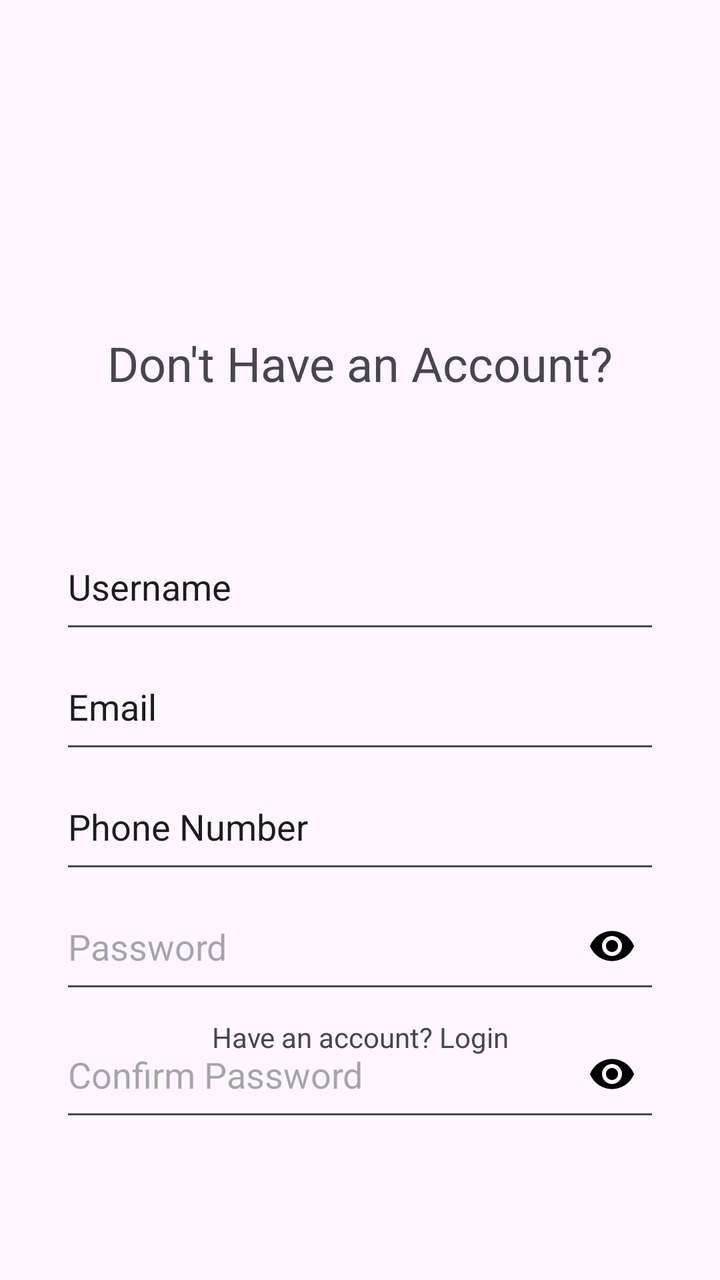
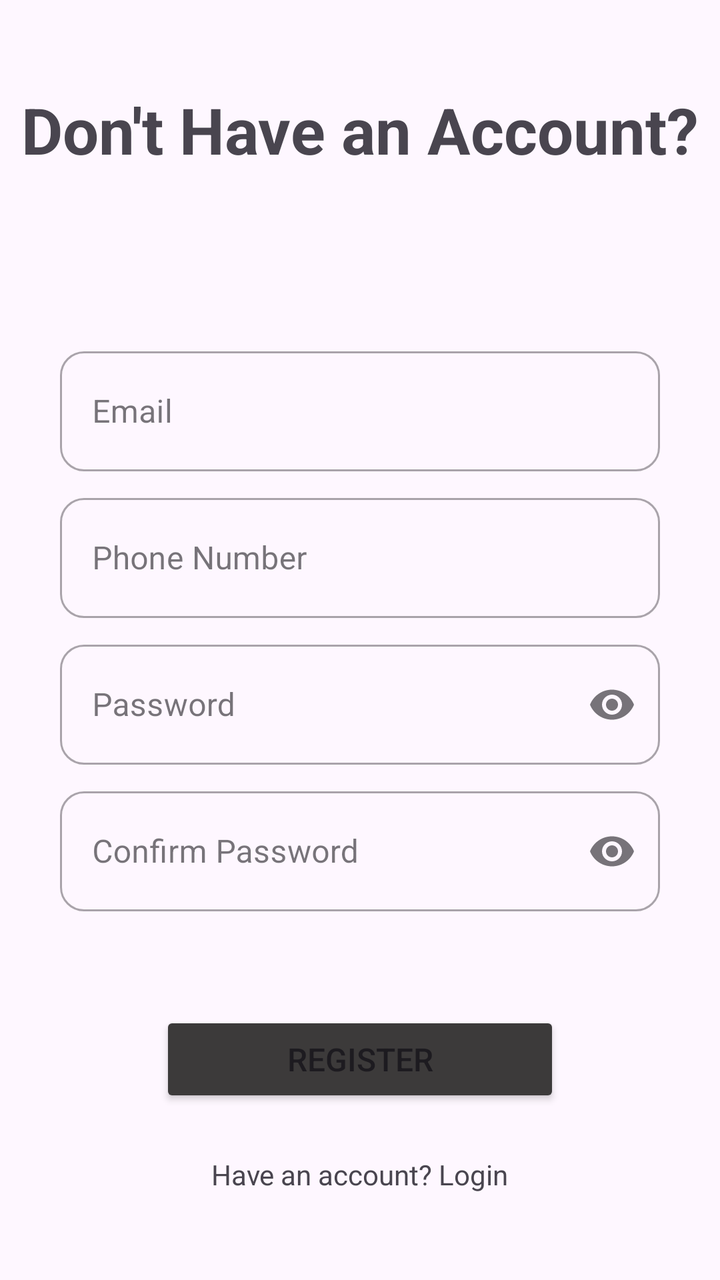

The first picture is an Android layout as it rendered before a commit; the second is the same layout after the commit. The layout source and the unified diff follow.
<!-- AndroidManifest.xml: application theme Theme.BasicViews -->
<!-- res/layout/activity_register.xml -->
<?xml version="1.0" encoding="utf-8"?>
<androidx.constraintlayout.widget.ConstraintLayout xmlns:android="http://schemas.android.com/apk/res/android"
    xmlns:app="http://schemas.android.com/apk/res-auto"
    xmlns:tools="http://schemas.android.com/tools"
    android:id="@+id/main"
    android:layout_width="match_parent"
    android:layout_height="match_parent"
    tools:context=".Register">

    <TextView
        android:id="@+id/textView"
        android:layout_width="wrap_content"
        android:layout_height="wrap_content"
        android:text="Don't Have an Account?"
        android:textSize="24sp"
        app:layout_constraintBottom_toBottomOf="parent"
        app:layout_constraintEnd_toEndOf="parent"
        app:layout_constraintHorizontal_bias="0.502"
        app:layout_constraintStart_toStartOf="parent"
        app:layout_constraintTop_toTopOf="parent"
        app:layout_constraintVertical_bias="0.272" />

    <EditText
        android:id="@+id/editTextText"
        android:layout_width="300dp"
        android:layout_height="60dp"
        android:layout_marginTop="64dp"
        android:ems="10"
        android:inputType="text"
        android:text="Username"
        app:layout_constraintEnd_toEndOf="parent"
        app:layout_constraintStart_toStartOf="parent"
        app:layout_constraintTop_toBottomOf="@+id/textView" />

    <EditText
        android:id="@+id/editTextText2"
        android:layout_width="300dp"
        android:layout_height="60dp"
        android:ems="10"
        android:inputType="text"
        android:text="Email"
        app:layout_constraintEnd_toEndOf="parent"
        app:layout_constraintStart_toStartOf="parent"
        app:layout_constraintTop_toBottomOf="@+id/editTextText" />

    <EditText
        android:id="@+id/editTextText3"
        android:layout_width="300dp"
        android:layout_height="60dp"
        android:ems="10"
        android:inputType="text"
        android:text="Phone Number"
        app:layout_constraintEnd_toEndOf="parent"
        app:layout_constraintStart_toStartOf="parent"
        app:layout_constraintTop_toBottomOf="@+id/editTextText2" />

    <EditText
        android:id="@+id/editTextTextPassword"
        android:layout_width="300dp"
        android:layout_height="60dp"
        android:ems="10"
        android:hint="Password"
        android:inputType="textPassword"
        android:drawableEnd="@drawable/eye"
        android:paddingEnd="12dp"
        android:clickable="true"
        android:focusable="true"
        app:layout_constraintEnd_toEndOf="parent"
        app:layout_constraintStart_toStartOf="parent"
        app:layout_constraintTop_toBottomOf="@+id/editTextText3" />


    <EditText
        android:id="@+id/editTextTextPassword2"
        android:layout_width="300dp"
        android:layout_height="60dp"
        android:layout_marginTop="4dp"
        android:ems="10"
        android:hint="Confirm Password"
        android:inputType="textPassword"
        android:drawableEnd="@drawable/eye"
        android:paddingEnd="12dp"
        android:clickable="true"
        android:focusable="true"
        app:layout_constraintEnd_toEndOf="parent"
        app:layout_constraintStart_toStartOf="parent"
        app:layout_constraintTop_toBottomOf="@+id/editTextTextPassword" />

    <TextView
        android:id="@+id/textView3"
        android:layout_width="wrap_content"
        android:layout_height="wrap_content"
        android:layout_marginBottom="112dp"
        android:text="Have an account? Login"
        app:layout_constraintBottom_toBottomOf="parent"
        app:layout_constraintEnd_toEndOf="parent"
        app:layout_constraintHorizontal_bias="0.501"
        app:layout_constraintStart_toStartOf="parent" />

    <Button
        android:id="@+id/button3"
        android:layout_width="200dp"
        android:layout_height="wrap_content"
        android:backgroundTint="#3C3A3A"
        android:text="Register"
        android:textSize="16sp"
        app:layout_constraintBottom_toTopOf="@+id/textView3"
        app:layout_constraintEnd_toEndOf="parent"
        app:layout_constraintStart_toStartOf="parent"
        app:layout_constraintTop_toBottomOf="@+id/editTextTextPassword2" />




</androidx.constraintlayout.widget.ConstraintLayout>
<!-- resources referenced by this layout -->
<resources>
  <!-- drawable eye (drawable) -->
  <vector xmlns:android="http://schemas.android.com/apk/res/android" android:height="24dp" android:tint="#000000" android:viewportHeight="24" android:viewportWidth="24" android:width="24dp">
        
      <path android:fillColor="@android:color/white" android:pathData="M12,4.5C7,4.5 2.73,7.61 1,12c1.73,4.39 6,7.5 11,7.5s9.27,-3.11 11,-7.5c-1.73,-4.39 -6,-7.5 -11,-7.5zM12,17c-2.76,0 -5,-2.24 -5,-5s2.24,-5 5,-5 5,2.24 5,5 -2.24,5 -5,5zM12,9c-1.66,0 -3,1.34 -3,3s1.34,3 3,3 3,-1.34 3,-3 -1.34,-3 -3,-3z"/>
      
  </vector>
  <style name="Theme.BasicViews" parent="Base.Theme.BasicViews" />
  <style name="Base.Theme.BasicViews" parent="Theme.Material3.DayNight.NoActionBar">
          
          
      </style>
</resources>

<!-- the commit's change to res/layout/activity_register.xml (unified diff, before → after) -->
@@ -7,109 +7,111 @@
     android:layout_height="match_parent"
     tools:context=".Register">
 
-    <TextView
-        android:id="@+id/textView"
-        android:layout_width="wrap_content"
-        android:layout_height="wrap_content"
-        android:text="Don't Have an Account?"
-        android:textSize="24sp"
-        app:layout_constraintBottom_toBottomOf="parent"
-        app:layout_constraintEnd_toEndOf="parent"
-        app:layout_constraintHorizontal_bias="0.502"
-        app:layout_constraintStart_toStartOf="parent"
-        app:layout_constraintTop_toTopOf="parent"
-        app:layout_constraintVertical_bias="0.272" />
+    <LinearLayout
+        android:layout_width="match_parent"
+        android:layout_height="match_parent"
+        android:gravity="center"
+        android:orientation="vertical"
+        android:padding="8dp">
 
-    <EditText
-        android:id="@+id/editTextText"
-        android:layout_width="300dp"
-        android:layout_height="60dp"
-        android:layout_marginTop="64dp"
-        android:ems="10"
-        android:inputType="text"
-        android:text="Username"
-        app:layout_constraintEnd_toEndOf="parent"
-        app:layout_constraintStart_toStartOf="parent"
-        app:layout_constraintTop_toBottomOf="@+id/textView" />
+        <TextView
+            android:id="@+id/textView"
+            android:layout_width="wrap_content"
+            android:layout_height="wrap_content"
+            android:text="Don't Have an Account?"
+            android:textSize="32sp"
+            android:textStyle="bold" />
 
-    <EditText
-        android:id="@+id/editTextText2"
-        android:layout_width="300dp"
-        android:layout_height="60dp"
-        android:ems="10"
-        android:inputType="text"
-        android:text="Email"
-        app:layout_constraintEnd_toEndOf="parent"
-        app:layout_constraintStart_toStartOf="parent"
-        app:layout_constraintTop_toBottomOf="@+id/editTextText" />
+        <com.google.android.material.textfield.TextInputLayout
+            style="@style/Widget.MaterialComponents.TextInputLayout.OutlinedBox"
+            android:layout_width="300dp"
+            android:layout_height="wrap_content"
+            android:layout_marginTop="84dp"
+            app:boxCornerRadiusBottomEnd="12dp"
+            app:boxCornerRadiusBottomStart="12dp"
+            app:boxCornerRadiusTopEnd="12dp"
+            app:boxCornerRadiusTopStart="12dp">
 
-    <EditText
-        android:id="@+id/editTextText3"
-        android:layout_width="300dp"
-        android:layout_height="60dp"
-        android:ems="10"
-        android:inputType="text"
-        android:text="Phone Number"
-        app:layout_constraintEnd_toEndOf="parent"
-        app:layout_constraintStart_toStartOf="parent"
-        app:layout_constraintTop_toBottomOf="@+id/editTextText2" />
+            <com.google.android.material.textfield.TextInputEditText
+                android:id="@+id/emailInput"
+                android:layout_width="match_parent"
+                android:layout_height="60dp"
+                android:hint="Email"
+                android:inputType="textEmailAddress" />
+        </com.google.android.material.textfield.TextInputLayout>
 
-    <EditText
-        android:id="@+id/editTextTextPassword"
-        android:layout_width="300dp"
-        android:layout_height="60dp"
-        android:ems="10"
-        android:hint="Password"
-        android:inputType="textPassword"
-        android:drawableEnd="@drawable/eye"
-        android:paddingEnd="12dp"
-        android:clickable="true"
-        android:focusable="true"
-        app:layout_constraintEnd_toEndOf="parent"
-        app:layout_constraintStart_toStartOf="parent"
-        app:layout_constraintTop_toBottomOf="@+id/editTextText3" />
+        <com.google.android.material.textfield.TextInputLayout
+            style="@style/Widget.MaterialComponents.TextInputLayout.OutlinedBox"
+            android:layout_width="300dp"
+            android:layout_height="wrap_content"
+            android:layout_marginTop="8dp"
+            app:boxCornerRadiusBottomEnd="12dp"
+            app:boxCornerRadiusBottomStart="12dp"
+            app:boxCornerRadiusTopEnd="12dp"
+            app:boxCornerRadiusTopStart="12dp">
 
+            <com.google.android.material.textfield.TextInputEditText
+                android:id="@+id/phoneInput"
+                android:layout_width="match_parent"
+                android:layout_height="60dp"
+                android:hint="Phone Number"
+                android:inputType="phone" />
+        </com.google.android.material.textfield.TextInputLayout>
 
-    <EditText
-        android:id="@+id/editTextTextPassword2"
-        android:layout_width="300dp"
-        android:layout_height="60dp"
-        android:layout_marginTop="4dp"
-        android:ems="10"
-        android:hint="Confirm Password"
-        android:inputType="textPassword"
-        android:drawableEnd="@drawable/eye"
-        android:paddingEnd="12dp"
-        android:clickable="true"
-        android:focusable="true"
-        app:layout_constraintEnd_toEndOf="parent"
-        app:layout_constraintStart_toStartOf="parent"
-        app:layout_constraintTop_toBottomOf="@+id/editTextTextPassword" />
+        <com.google.android.material.textfield.TextInputLayout
+            style="@style/Widget.MaterialComponents.TextInputLayout.OutlinedBox"
+            android:layout_width="300dp"
+            android:layout_height="wrap_content"
+            android:layout_marginTop="8dp"
+            app:boxCornerRadiusBottomEnd="12dp"
+            app:boxCornerRadiusBottomStart="12dp"
+            app:boxCornerRadiusTopEnd="12dp"
+            app:boxCornerRadiusTopStart="12dp"
+            app:endIconMode="password_toggle">
 
-    <TextView
-        android:id="@+id/textView3"
-        android:layout_width="wrap_content"
-        android:layout_height="wrap_content"
-        android:layout_marginBottom="112dp"
-        android:text="Have an account? Login"
-        app:layout_constraintBottom_toBottomOf="parent"
-        app:layout_constraintEnd_toEndOf="parent"
-        app:layout_constraintHorizontal_bias="0.501"
-        app:layout_constraintStart_toStartOf="parent" />
+            <com.google.android.material.textfield.TextInputEditText
+                android:id="@+id/passwordInput"
+                android:layout_width="match_parent"
+                android:layout_height="60dp"
+                android:hint="Password"
+                android:inputType="textPassword" />
+        </com.google.android.material.textfield.TextInputLayout>
 
-    <Button
-        android:id="@+id/button3"
-        android:layout_width="200dp"
-        android:layout_height="wrap_content"
-        android:backgroundTint="#3C3A3A"
-        android:text="Register"
-        android:textSize="16sp"
-        app:layout_constraintBottom_toTopOf="@+id/textView3"
-        app:layout_constraintEnd_toEndOf="parent"
-        app:layout_constraintStart_toStartOf="parent"
-        app:layout_constraintTop_toBottomOf="@+id/editTextTextPassword2" />
+        <com.google.android.material.textfield.TextInputLayout
+            style="@style/Widget.MaterialComponents.TextInputLayout.OutlinedBox"
+            android:layout_width="300dp"
+            android:layout_height="wrap_content"
+            android:layout_marginTop="8dp"
+            app:boxCornerRadiusBottomEnd="12dp"
+            app:boxCornerRadiusBottomStart="12dp"
+            app:boxCornerRadiusTopEnd="12dp"
+            app:boxCornerRadiusTopStart="12dp"
+            app:endIconMode="password_toggle">
 
+            <com.google.android.material.textfield.TextInputEditText
+                android:id="@+id/confirmPasswordInput"
+                android:layout_width="match_parent"
+                android:layout_height="60dp"
+                android:hint="Confirm Password"
+                android:inputType="textPassword" />
+        </com.google.android.material.textfield.TextInputLayout>
 
+        <Button
+            android:id="@+id/button"
+            android:layout_width="200dp"
+            android:layout_height="wrap_content"
+            android:layout_marginTop="50dp"
+            android:backgroundTint="#3C3A3A"
+            android:text="Register"
+            android:textSize="16sp" />
 
+        <TextView
+            android:id="@+id/loginLink"
+            android:layout_width="wrap_content"
+            android:layout_height="wrap_content"
+            android:layout_marginTop="24dp"
+            android:text="Have an account? Login" />
+
+    </LinearLayout>
 
 </androidx.constraintlayout.widget.ConstraintLayout>
<!-- resource entries referenced after the edit -->
@@ -1,15 +1,11 @@
 <!-- resources referenced by this layout -->
 <resources>
-  <!-- drawable eye (drawable) -->
-  <vector xmlns:android="http://schemas.android.com/apk/res/android" android:height="24dp" android:tint="#000000" android:viewportHeight="24" android:viewportWidth="24" android:width="24dp">
-        
-      <path android:fillColor="@android:color/white" android:pathData="M12,4.5C7,4.5 2.73,7.61 1,12c1.73,4.39 6,7.5 11,7.5s9.27,-3.11 11,-7.5c-1.73,-4.39 -6,-7.5 -11,-7.5zM12,17c-2.76,0 -5,-2.24 -5,-5s2.24,-5 5,-5 5,2.24 5,5 -2.24,5 -5,5zM12,9c-1.66,0 -3,1.34 -3,3s1.34,3 3,3 3,-1.34 3,-3 -1.34,-3 -3,-3z"/>
-      
-  </vector>
   <style name="Theme.BasicViews" parent="Base.Theme.BasicViews" />
   <style name="Base.Theme.BasicViews" parent="Theme.Material3.DayNight.NoActionBar">
           
           
+          <item name="android:statusBarColor" tools:targetApi="l">@color/white</item>
       </style>
+  <color name="white">#FFFFFFFF</color>
 </resources>
 
